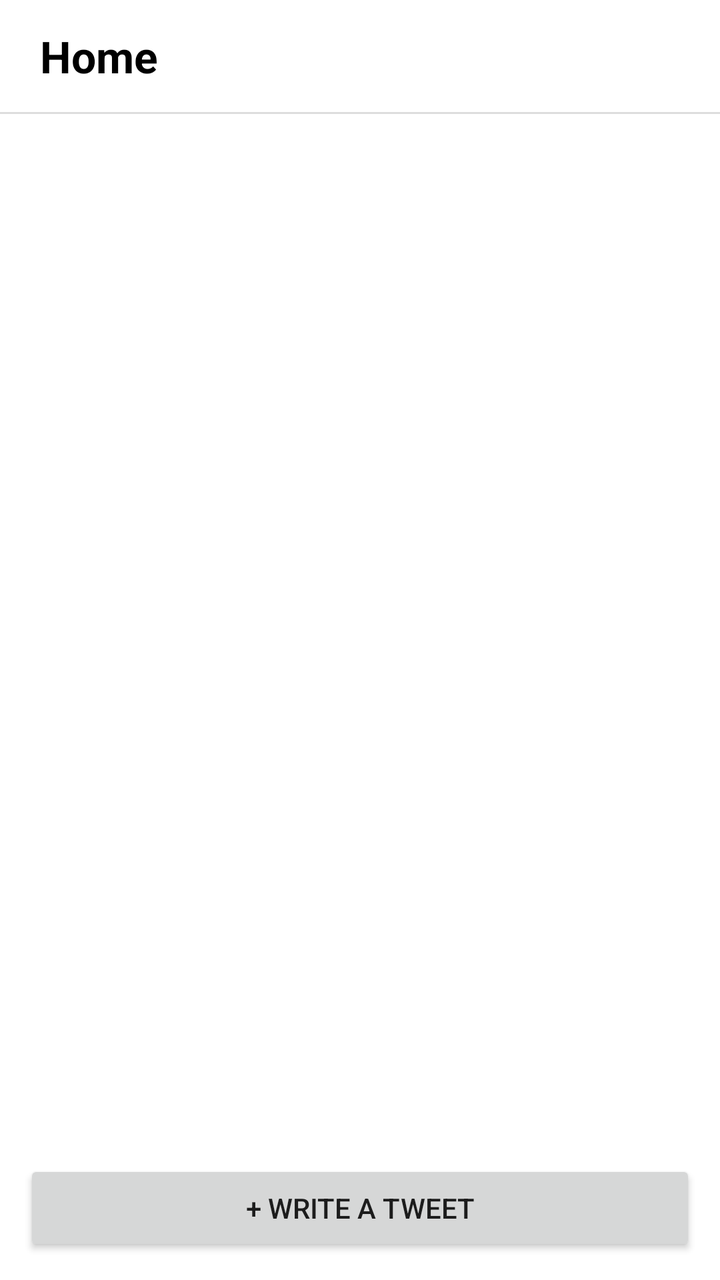
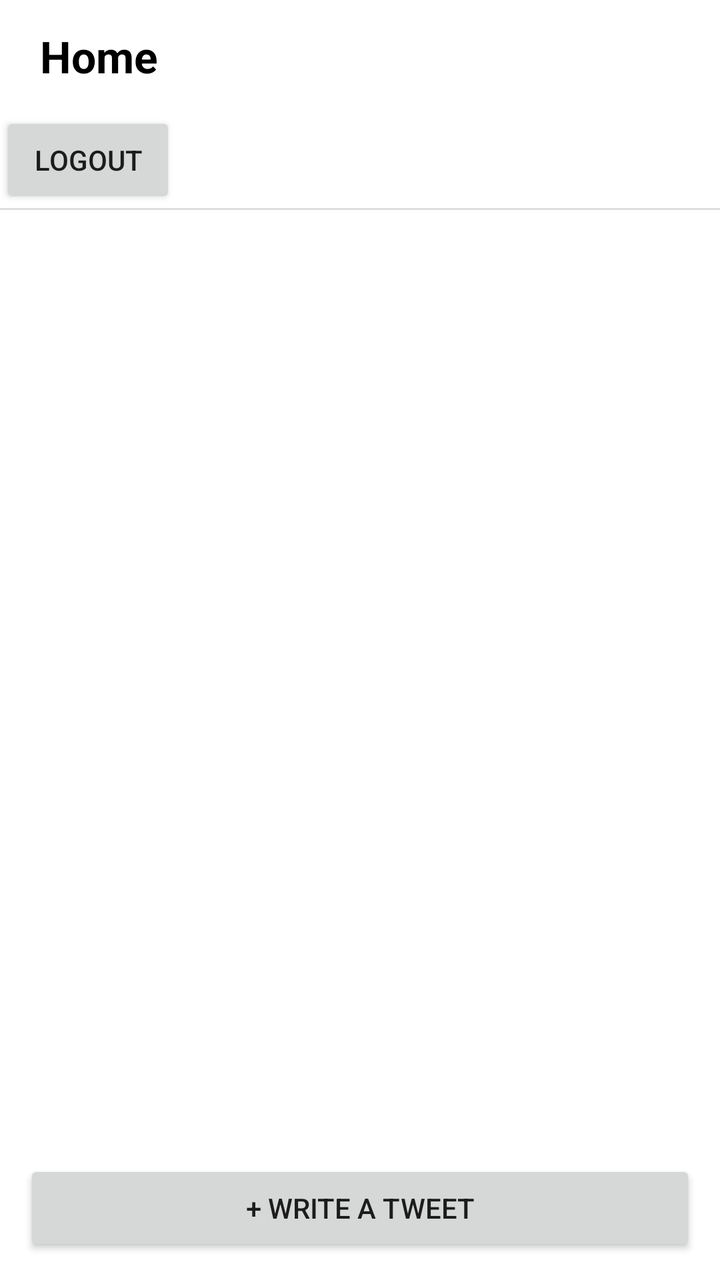

Screens rendered from an Android XML layout before and after an edit, with the pre-edit source and the edit as a unified diff.
<!-- AndroidManifest.xml: application theme Theme.TwitterStarter -->
<!-- res/layout/fragment_timeline.xml -->
<?xml version="1.0" encoding="utf-8"?>
<LinearLayout xmlns:android="http://schemas.android.com/apk/res/android"
    android:layout_width="match_parent"
    android:layout_height="match_parent"
    android:orientation="vertical"
    android:background="@android:color/white">

    <TextView
        android:layout_width="match_parent"
        android:layout_height="56dp"
        android:gravity="center_vertical"
        android:paddingStart="20dp"
        android:paddingEnd="16dp"
        android:text="@string/timeline_title"
        android:textColor="@android:color/black"
        android:textSize="22sp"
        android:textStyle="bold" />

    <View
        android:layout_width="match_parent"
        android:layout_height="1dp"
        android:background="#DDDDDD" />

    <androidx.recyclerview.widget.RecyclerView
        android:id="@+id/timeline_recycler_view"
        android:layout_width="match_parent"
        android:layout_height="0dp"
        android:layout_weight="1" />

    <Button
        android:id="@+id/compose_button"
        android:layout_width="match_parent"
        android:layout_height="wrap_content"
        android:layout_margin="12dp"
        android:text="@string/compose_button" />
</LinearLayout>
<!-- resources referenced by this layout -->
<resources>
  <string name="compose_button">+ Write a tweet</string>
  <string name="timeline_title">Home</string>
  <style name="Theme.TwitterStarter" parent="Theme.AppCompat.Light.NoActionBar">
          <item name="colorAccent">#1D9BF0</item>
          <item name="colorPrimary">#1D9BF0</item>
          <item name="android:statusBarColor">#FFFFFF</item>
          <item name="android:windowLightStatusBar">true</item>
      </style>
</resources>

<!-- the commit's change to res/layout/fragment_timeline.xml (unified diff, before → after) -->
@@ -15,6 +15,11 @@
         android:textColor="@android:color/black"
         android:textSize="22sp"
         android:textStyle="bold" />
+    <Button
+        android:id="@+id/buttonLogout"
+        android:layout_width="wrap_content"
+        android:layout_height="wrap_content"
+        android:text="Logout" />
 
     <View
         android:layout_width="match_parent"
